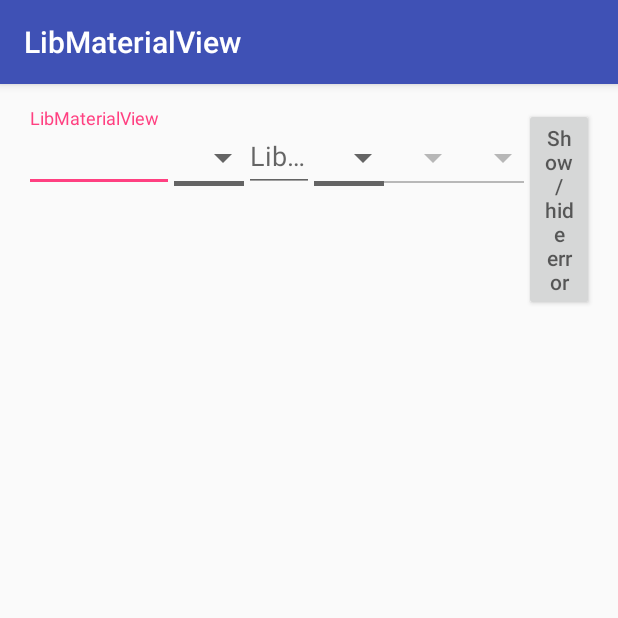
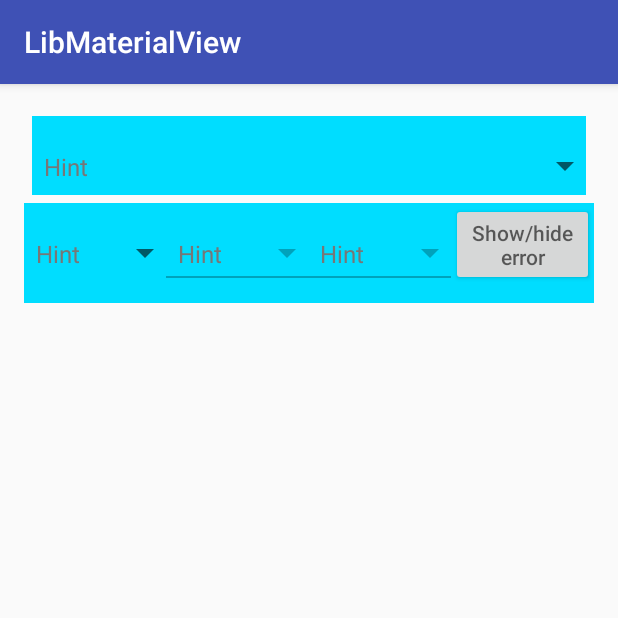
Before and after one commit to sdw8001/MaterialSpinner, an Android app: the screen it shows after launch (MainActivity), on a phone screen of 412 x 824 dp, the top half of it. Run offline under Robolectric (Android 15) with nearby library versions, the phone set to English and light mode, and no system bars.

Commit message:
BuildVersion 0.0.4 Bintray 배포완료 - s_enableUnderLine 속성 추가

```diff
--- a/MaterialSpinner/build.gradle
+++ b/MaterialSpinner/build.gradle
@@ -14,8 +14,8 @@ publish {
     userOrg = 'sdw8001'
     groupId = 'com.github.sdw8001'
     artifactId = 'material-spinner'
-    publishVersion = '0.0.3'
-    desc = 'MaterialSpinner Library v.0.0.3'
+    publishVersion = '0.0.4'
+    desc = 'MaterialSpinner Library v.0.0.4'
     website = 'https://github.com/sdw8001/MaterialSpinner'
 }
 
--- a/MaterialSpinner/src/main/java/com/github/sdw8001/materialspinner/MaterialSpinner.java
+++ b/MaterialSpinner/src/main/java/com/github/sdw8001/materialspinner/MaterialSpinner.java
@@ -103,6 +103,7 @@ public class MaterialSpinner extends AppCompatSpinner implements ValueAnimator.A
     private float arrowSize;
     private boolean enableErrorLabel;
     private boolean enableFloatingLabel;
+    private boolean enableUnderLine;
     private boolean isRtl;
 
     private HintAdapter hintAdapter;
@@ -180,6 +181,7 @@ public class MaterialSpinner extends AppCompatSpinner implements ValueAnimator.A
         arrowColor = array.getColor(R.styleable.MaterialSpinner_s_arrowColor, baseColor);
         arrowSize = array.getDimension(R.styleable.MaterialSpinner_s_arrowSize, dpToPx(DEFAULT_ARROW_WIDTH_DP));
         enableErrorLabel = array.getBoolean(R.styleable.MaterialSpinner_s_enableErrorLabel, true);
+        enableUnderLine = array.getBoolean(R.styleable.MaterialSpinner_s_enableUnderLine, true);
         enableFloatingLabel = array.getBoolean(R.styleable.MaterialSpinner_s_enableFloatingLabel, true);
         isRtl = array.getBoolean(R.styleable.MaterialSpinner_s_isRtl, false);
 
@@ -254,12 +256,12 @@ public class MaterialSpinner extends AppCompatSpinner implements ValueAnimator.A
 
         extraPaddingTop = enableFloatingLabel ? floatingLabelTopSpacing + floatingLabelInsideSpacing + floatingLabelBottomSpacing : floatingLabelBottomSpacing;
         updateBottomPadding();
-
     }
 
     private void updateBottomPadding() {
         Paint.FontMetrics textMetrics = textPaint.getFontMetrics();
         extraPaddingBottom = underlineTopSpacing + underlineBottomSpacing;
+
         if (enableErrorLabel) {
             extraPaddingBottom += (int) ((textMetrics.descent - textMetrics.ascent) * currentErrorLines);
         }
@@ -443,7 +445,8 @@ public class MaterialSpinner extends AppCompatSpinner implements ValueAnimator.A
         }
 
         // Underline Drawing
-        canvas.drawRect(startX, startYLine, endX, startYLine + lineHeight, paint);
+        if (enableUnderLine)
+            canvas.drawRect(startX, startYLine, endX, startYLine + lineHeight, paint);
 
         //Floating Label Drawing
         if ((hint != null || floatingLabelText != null) && enableFloatingLabel) {
--- a/MaterialSpinner/src/main/res/values/attrs.xml
+++ b/MaterialSpinner/src/main/res/values/attrs.xml
@@ -19,8 +19,7 @@
         <attr name="s_arrowColor" format="color"/>
         <attr name="s_enableFloatingLabel" format="boolean"/>
         <attr name="s_enableErrorLabel" format="boolean"/>
+        <attr name="s_enableUnderLine" format="boolean"/>
         <attr name="s_isRtl" format="boolean"/>
-        <attr name="s_underLineTopSpacing" format="integer"/>
-        <attr name="s_underLineBottomSpacing" format="integer"/>
     </declare-styleable>
 </resources>
--- a/sample/src/main/java/com/github/sdw8001/sample/MainActivity.java
+++ b/sample/src/main/java/com/github/sdw8001/sample/MainActivity.java
@@ -21,10 +21,10 @@ public class MainActivity extends AppCompatActivity {
 
     private ArrayAdapter<String> adapter;
 
+    private MaterialSpinner spinner_NoUnderline;
     private MaterialSpinner spinner1;
     private MaterialSpinner spinner2;
     private MaterialSpinner spinner3;
-    private MaterialSpinner spinner4;
 
     @Override
     protected void onCreate(Bundle savedInstanceState) {
@@ -34,21 +34,21 @@ public class MainActivity extends AppCompatActivity {
         adapter = new ArrayAdapter<>(this, android.R.layout.simple_spinner_item, ITEMS);
         adapter.setDropDownViewResource(android.R.layout.simple_spinner_dropdown_item);
 
-        initSpinnerDefault();
+        initSpinnerNoUnderline();
         initSpinnerFloating();
         initSpinnerErrorSingleLine();
         initSpinnerErrorMultiLine();
     }
 
-    private void initSpinnerDefault() {
-        spinner1 = (MaterialSpinner) findViewById(R.id.Spinner_Default);
-        spinner1.setAdapter(adapter);
+    private void initSpinnerNoUnderline() {
+        spinner_NoUnderline = (MaterialSpinner) findViewById(R.id.Spinner_NoUnderline);
+        spinner_NoUnderline.setAdapter(adapter);
     }
 
     private void initSpinnerFloating() {
-        spinner2 = (MaterialSpinner) findViewById(R.id.Spinner_Floating);
-        spinner2.setAdapter(adapter);
-        spinner2.setOnItemSelectedListener(new AdapterView.OnItemSelectedListener() {
+        spinner1 = (MaterialSpinner) findViewById(R.id.Spinner_Floating);
+        spinner1.setAdapter(adapter);
+        spinner1.setOnItemSelectedListener(new AdapterView.OnItemSelectedListener() {
             @Override
             public void onItemSelected(AdapterView<?> adapterView, View view, int i, long l) {
                 Toast.makeText(getBaseContext(), "onItemClick" + adapterView.getItemAtPosition(i).toString(), Toast.LENGTH_SHORT).show();
@@ -62,23 +62,23 @@ public class MainActivity extends AppCompatActivity {
     }
 
     private void initSpinnerErrorSingleLine() {
-        spinner3 = (MaterialSpinner) findViewById(R.id.Spinner_ErrorSingleLine);
-        spinner3.setAdapter(adapter);
+        spinner2 = (MaterialSpinner) findViewById(R.id.Spinner_ErrorSingleLine);
+        spinner2.setAdapter(adapter);
     }
 
     private void initSpinnerErrorMultiLine() {
-        spinner4 = (MaterialSpinner) findViewById(R.id.Spinner_ErrorMultiLine);
-        spinner4.setAdapter(adapter);
+        spinner3 = (MaterialSpinner) findViewById(R.id.Spinner_ErrorMultiLine);
+        spinner3.setAdapter(adapter);
     }
 
     private boolean shown = false;
     public void activateError(View view) {
         if (!shown) {
+            spinner2.setError(ERROR_MSG);
             spinner3.setError(ERROR_MSG);
-            spinner4.setError(ERROR_MSG);
         } else {
+            spinner2.setError(null);
             spinner3.setError(null);
-            spinner4.setError(null);
         }
         shown = !shown;
 
--- a/sample/src/main/res/layout/activity_main.xml
+++ b/sample/src/main/res/layout/activity_main.xml
@@ -1,9 +1,9 @@
 <?xml version="1.0" encoding="utf-8"?>
 <LinearLayout xmlns:android="http://schemas.android.com/apk/res/android"
+    xmlns:app="http://schemas.android.com/apk/res-auto"
     xmlns:tools="http://schemas.android.com/tools"
     android:layout_width="match_parent"
     android:layout_height="match_parent"
-    xmlns:app="http://schemas.android.com/apk/res-auto"
     android:orientation="vertical"
     android:paddingBottom="@dimen/activity_vertical_margin"
     android:paddingLeft="@dimen/activity_horizontal_margin"
@@ -14,76 +14,64 @@
     <LinearLayout
         android:layout_width="match_parent"
         android:layout_height="wrap_content"
+        android:background="@android:color/holo_blue_bright"
+        android:layout_margin="5dp"
         android:baselineAligned="false">
 
-        <android.support.design.widget.TextInputLayout
-            android:layout_width="wrap_content"
-            android:layout_height="wrap_content">
-
-            <android.support.design.widget.TextInputEditText
-                android:layout_width="100dp"
-                android:layout_height="wrap_content"
-                android:hint="@string/app_name">
-
-            </android.support.design.widget.TextInputEditText>
-        </android.support.design.widget.TextInputLayout>
-
         <com.github.sdw8001.materialspinner.MaterialSpinner
-            android:id="@+id/Spinner_Default"
-            android:layout_width="0dp"
+            android:id="@+id/Spinner_NoUnderline"
+            android:layout_width="match_parent"
             android:layout_height="wrap_content"
             android:layout_weight="1"
+            app:s_enableUnderLine="false"
+            app:s_enableErrorLabel="false"
+            app:s_floatingLabelText="@string/app_name"
             app:s_hint="@string/hint"
             app:s_hintColor="#777777"
-            app:s_floatingLabelText="@string/app_name"
             app:s_thickness="2dp" />
+    </LinearLayout>
 
-        <android.support.design.widget.TextInputLayout
-            android:layout_width="0dp"
-            android:layout_height="wrap_content"
-            android:layout_weight="1">
-
-            <android.support.v7.widget.AppCompatAutoCompleteTextView
-                android:id="@+id/AutoCompleteTextView_ReservationTime"
-                android:layout_width="match_parent"
-                android:layout_height="wrap_content"
-                android:hint="@string/app_name"
-                android:maxLines="1"
-                android:singleLine="true" />
-        </android.support.design.widget.TextInputLayout>
+    <LinearLayout
+        android:layout_width="match_parent"
+        android:layout_height="wrap_content"
+        android:background="@android:color/holo_blue_bright"
+        android:baselineAligned="false">
 
         <com.github.sdw8001.materialspinner.MaterialSpinner
             android:id="@+id/Spinner_Floating"
             android:layout_width="0dp"
             android:layout_height="wrap_content"
             android:layout_weight="1"
+            app:s_enableUnderLine="false"
+            app:s_enableErrorLabel="false"
+            app:s_floatingLabelText="@string/app_name"
             app:s_hint="@string/hint"
             app:s_hintColor="#777777"
-            app:s_floatingLabelText="@string/app_name"
-            app:s_thickness="2dp"/>
+            app:s_thickness="2dp" />
 
         <com.github.sdw8001.materialspinner.MaterialSpinner
             android:id="@+id/Spinner_ErrorSingleLine"
             android:layout_width="0dp"
             android:layout_height="wrap_content"
             android:layout_weight="1"
+            app:s_baseColor="@color/spinner_base_color"
+            app:s_floatingLabelText="@string/app_name"
             app:s_hint="@string/hint"
             app:s_hintColor="#777777"
-            app:s_floatingLabelText="@string/app_name"
-            app:s_baseColor="@color/spinner_base_color"
-            app:s_multiline="false"/>
+            app:s_multiline="false" />
 
         <com.github.sdw8001.materialspinner.MaterialSpinner
             android:id="@+id/Spinner_ErrorMultiLine"
             android:layout_width="0dp"
             android:layout_height="wrap_content"
             android:layout_weight="1"
+            app:s_baseColor="@color/spinner_base_color"
+            app:s_floatingLabelText="@string/app_name"
             app:s_hint="@string/hint"
             app:s_hintColor="#777777"
-            app:s_floatingLabelText="@string/app_name"
-            app:s_baseColor="@color/spinner_base_color"
-            app:s_thickness_error="2dp"
-            app:s_multiline="true"/>
+            app:s_multiline="true"
+            app:s_thickness_error="2dp" />
+
         <Button
             android:layout_width="0dp"
             android:layout_height="wrap_content"
```
